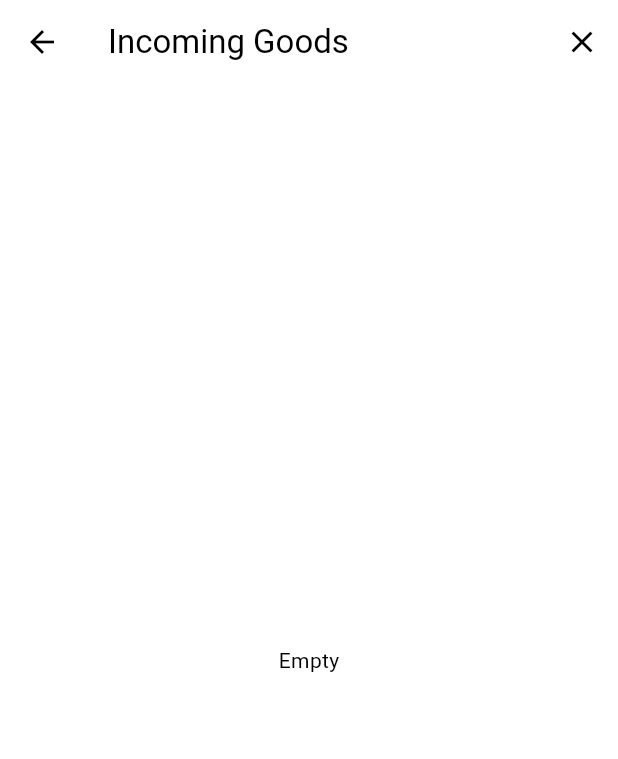
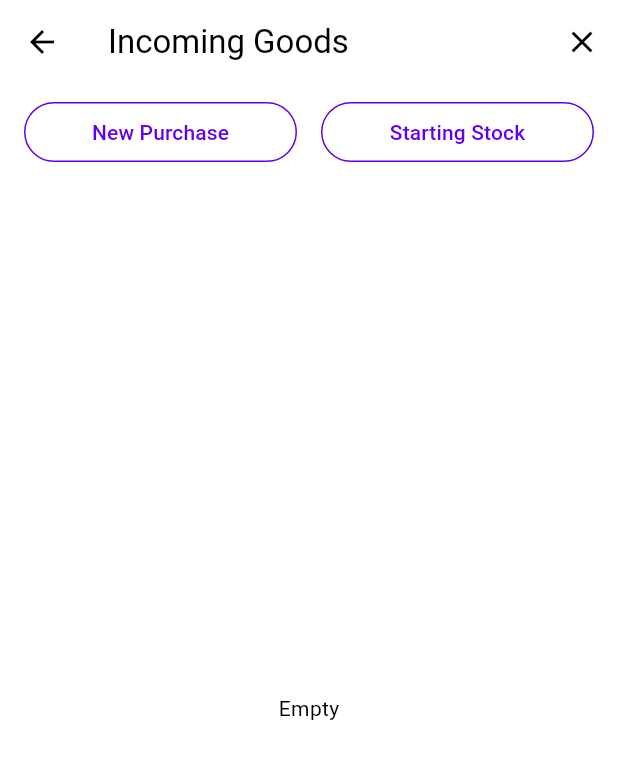
Before and after one commit to farids13/pos, a Flutter app: the IncomingGoodsListScreen screen opened directly, on a phone screen of 412 x 824 dp. Shown: the top 759 px of the screen. Run offline on Flutter 3.47's test engine with Material 3 defaults, Android fonts, the phone set to English and light mode, and no system bars; our stand-ins replace faker, flutter_riverpod, isar; missing offline and left inert: mobile_scanner; accounts and stored records are empty; generated files the repository leaves out were written again.

Commit message:
* Update incoming goods list screen:   * Added primary color variable for styling.   * Modified app bar and layout.   * Improved handling of incoming goods list. * Enhanced product details view in search and add product:   * Display product name, code, and price in an alert dialog.   * Added "View Prices" button for incoming journals.

```diff
--- a/lib/modules/transactions/incoming_goods/incoming_goods_list_screen.dart
+++ b/lib/modules/transactions/incoming_goods/incoming_goods_list_screen.dart
@@ -26,6 +26,8 @@ class IncomingGoodsListScreen extends ConsumerWidget {
         .sortByCreatedDesc()
         .findAll();
 
+    var primaryColor = Theme.of(context).colorScheme.primary;
+
     return Scaffold(
       backgroundColor: Theme.of(context).scaffoldBackgroundColor,
       appBar: AppBar(
@@ -36,7 +38,42 @@ class IncomingGoodsListScreen extends ConsumerWidget {
           ),
         ],
       ),
-      body: FutureBuilder(
+      body: Column(
+        children: [
+          Padding(
+            padding: const EdgeInsets.symmetric(horizontal: 8.0),
+            child: Row(
+              mainAxisSize: MainAxisSize.max,
+              children: [
+                Expanded(
+                  child: Padding(
+                    padding: const EdgeInsets.all(8.0),
+                    child: TextButton(
+                      style: TextButton.styleFrom(
+                        side: BorderSide(width: 1, color: primaryColor),
+                      ),
+                      onPressed: () {},
+                      child: const Text("New Purchase"),
+                    ),
+                  ),
+                ),
+                Expanded(
+                  child: Padding(
+                    padding: const EdgeInsets.all(8.0),
+                    child: TextButton(
+                      style: TextButton.styleFrom(
+                        side: BorderSide(width: 1, color: primaryColor),
+                      ),
+                      onPressed: () {},
+                      child: const Text("Starting Stock"),
+                    ),
+                  ),
+                ),
+              ],
+            ),
+          ),
+          Expanded(
+            child: FutureBuilder(
                 future: incomingGoods,
                 builder: (context, snapshot) {
                   if (snapshot.hasData) {
@@ -54,6 +91,9 @@ class IncomingGoodsListScreen extends ConsumerWidget {
                     child: CircularProgressIndicator(),
                   );
                 }),
+          ),
+        ],
+      ),
     );
   }
 }
```
Also changed, not shown: lib/widgets/products/search_and_add_product.dart (+45 -7 lines). Lines whose indentation alone changed are shown as unchanged.
